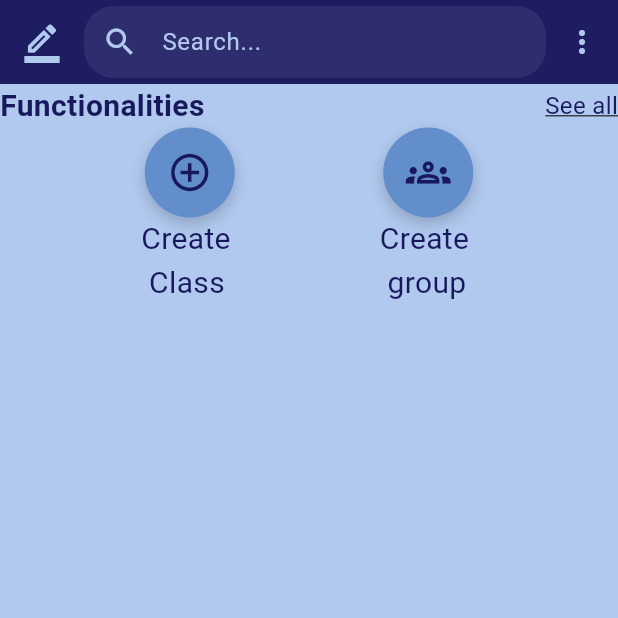
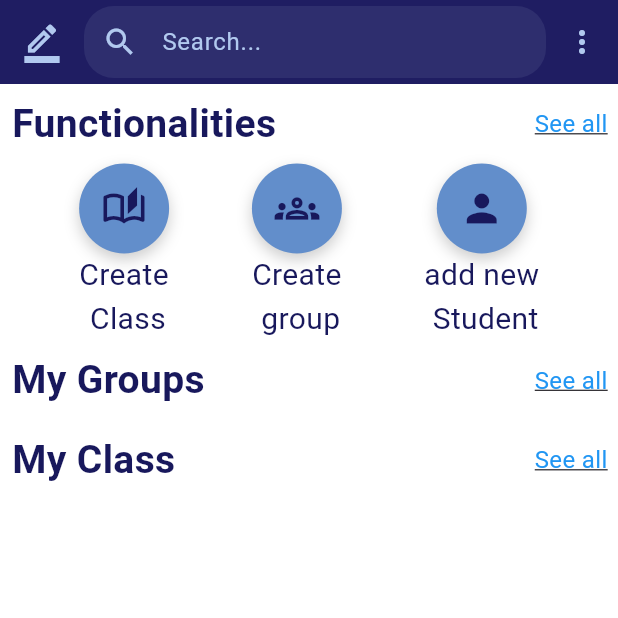
Before and after one commit to Meriem-t11y/Student_Assessment-_Management_mobileapp, a Flutter app: the screen it shows after launch, on a phone screen of 412 x 824 dp, the top half of it. Run offline on Flutter 3.47's test engine with Material 3 defaults, Android fonts, the phone set to English and light mode, and no system bars.

Commit message:
Merge remote-tracking branch 'github/master'
# Conflicts:
#	lib/main.dart

```diff
--- a/lib/main.dart
+++ b/lib/main.dart
@@ -87,32 +87,46 @@ class _homePage extends State<HomePage>{
             ),
           ],
         ),
-      backgroundColor: Color(0xFFB1C9EF) ,
+      backgroundColor: Color(0xFFFFFFFF) ,
       body:Column(
 
           children: [
             Row(
               mainAxisAlignment: MainAxisAlignment.spaceBetween,
               children: [
-                Text("Functionalities",
-                  style: TextStyle(
-                    fontSize: 20,
-                    fontWeight: FontWeight.bold,
-                    color: Color(0xFF18185C),
-                  ),),
+                // Espacement externe avant le texte "Functionalities"
+                Padding(
+                  padding: EdgeInsets.all(8.0), // Espacement interne autour du texte
+                  child: Text(
+                    "Functionalities",
+                    textAlign: TextAlign.start,
+                    style: TextStyle(
+                      fontSize: 26,
+                      fontWeight: FontWeight.bold,
+                      color: Color(0xFF18185C),
+                    ),
+                  ),
+                ),
+                // Espacement entre les deux textes
+                SizedBox(width: 75),
                 InkWell(
                   onTap: () {
                     print("Texte cliqué !");
-                    // Place ici l'action que tu veux effectuer
                   },
-                child: Text("See all",
-                  style: TextStyle(
-                    fontSize: 16,
-                    color: Color(0xFF18185C),
-                    decoration: TextDecoration.underline
-                  ),),),
-
-              ],),
+                  child: Padding(
+                    padding: EdgeInsets.all(7.0), // Espacement interne autour du texte
+                    child: Text(
+                      "See all",
+                      style: TextStyle(
+                        fontSize: 16,
+                        color: Colors.blue,
+                        decoration: TextDecoration.underline,
+                      ),
+                    ),
+                  ),
+                ),
+              ],
+            ),
 
             Row(
               mainAxisAlignment: MainAxisAlignment.spaceEvenly,
@@ -137,13 +151,14 @@ class _homePage extends State<HomePage>{
                       child: IconButton(
                         iconSize: 30, // Taille de l'icône
                         icon: Icon(
-                          Icons.add_circle_outline,
+                          Icons.auto_stories_outlined,
                           color: Color(0xFF18185C), // Couleur de l'icône
                         ),
                         onPressed: () {},
                       ),
                     ),
                     Text(
+                      textAlign: TextAlign.center,
                       "Create \n Class",
                       style: TextStyle(
                         fontSize: 20,
@@ -180,7 +195,45 @@ class _homePage extends State<HomePage>{
                       ),
                     ),
                     Text(
+                      textAlign: TextAlign.center,
                       "Create \n group",
+                      style: TextStyle(
+                        fontSize: 20,
+                        fontWeight: FontWeight.normal,
+                        color: Color(0xFF18185C),
+                      ),
+                    ),
+                  ],
+                ),
+                Column(
+                  mainAxisAlignment: MainAxisAlignment.center,
+                  children: [
+                    Container(
+                      width: 60,
+                      height: 60,
+                      decoration: BoxDecoration(
+                        color: Color(0xFF628ECB),
+                        borderRadius: BorderRadius.circular(30),
+                        boxShadow: [
+                          BoxShadow(
+                            color: Colors.black.withOpacity(0.2),
+                            blurRadius: 8,
+                            offset: Offset(0, 4),
+                          ),
+                        ],
+                      ),
+                      child: IconButton(
+                        iconSize: 30, // Taille de l'icône
+                        icon: Icon(
+                          Icons.person,
+                          color: Color(0xFF18185C), // Couleur de l'icône
+                        ),
+                        onPressed: () {},
+                      ),
+                    ),
+                    Text(
+                      "add new\n Student ",
+                      textAlign: TextAlign.center,
                       style: TextStyle(
                         fontSize: 20,
                         fontWeight: FontWeight.normal,
@@ -191,6 +244,79 @@ class _homePage extends State<HomePage>{
                 ),
               ],
             ),
+            Row(
+              mainAxisAlignment: MainAxisAlignment.spaceBetween,
+              children: [
+                // Espacement externe avant le texte "Functionalities"
+                Padding(
+                  padding: EdgeInsets.all(8.0), // Espacement interne autour du texte
+                  child: Text(
+                    "My Groups",
+                    textAlign: TextAlign.start,
+                    style: TextStyle(
+                      fontSize: 26,
+                      fontWeight: FontWeight.bold,
+                      color: Color(0xFF18185C),
+                    ),
+                  ),
+                ),
+                // Espacement entre les deux textes
+                SizedBox(width: 75),
+                InkWell(
+                  onTap: () {
+                    print("Texte cliqué !");
+                  },
+                  child: Padding(
+                    padding: EdgeInsets.all(7.0), // Espacement interne autour du texte
+                    child: Text(
+                      "See all",
+                      style: TextStyle(
+                        fontSize: 16,
+                        color: Colors.blue,
+                        decoration: TextDecoration.underline,
+                      ),
+                    ),
+                  ),
+                ),
+              ],
+            ),
+
+            Row(
+              mainAxisAlignment: MainAxisAlignment.spaceBetween,
+              children: [
+                // Espacement externe avant le texte "Functionalities"
+                Padding(
+                  padding: EdgeInsets.all(8.0), // Espacement interne autour du texte
+                  child: Text(
+                    "My Class",
+                    textAlign: TextAlign.start,
+                    style: TextStyle(
+                      fontSize: 26,
+                      fontWeight: FontWeight.bold,
+                      color: Color(0xFF18185C),
+                    ),
+                  ),
+                ),
+                // Espacement entre les deux textes
+                SizedBox(width: 75),
+                InkWell(
+                  onTap: () {
+                    print("Texte cliqué !");
+                  },
+                  child: Padding(
+                    padding: EdgeInsets.all(7.0), // Espacement interne autour du texte
+                    child: Text(
+                      "See all",
+                      style: TextStyle(
+                        fontSize: 16,
+                        color: Colors.blue,
+                        decoration: TextDecoration.underline,
+                      ),
+                    ),
+                  ),
+                ),
+              ],
+            ),
           ]
       )
     );
--- a/pubspec.yaml
+++ b/pubspec.yaml
@@ -59,8 +59,6 @@ flutter:
   uses-material-design: true
 
   assets:
-  - img/img1.png
-  - img/img2.png
   - img/img3.png
   #   - images/a_dot_burr.jpeg
   #   - images/a_dot_ham.jpeg
```
